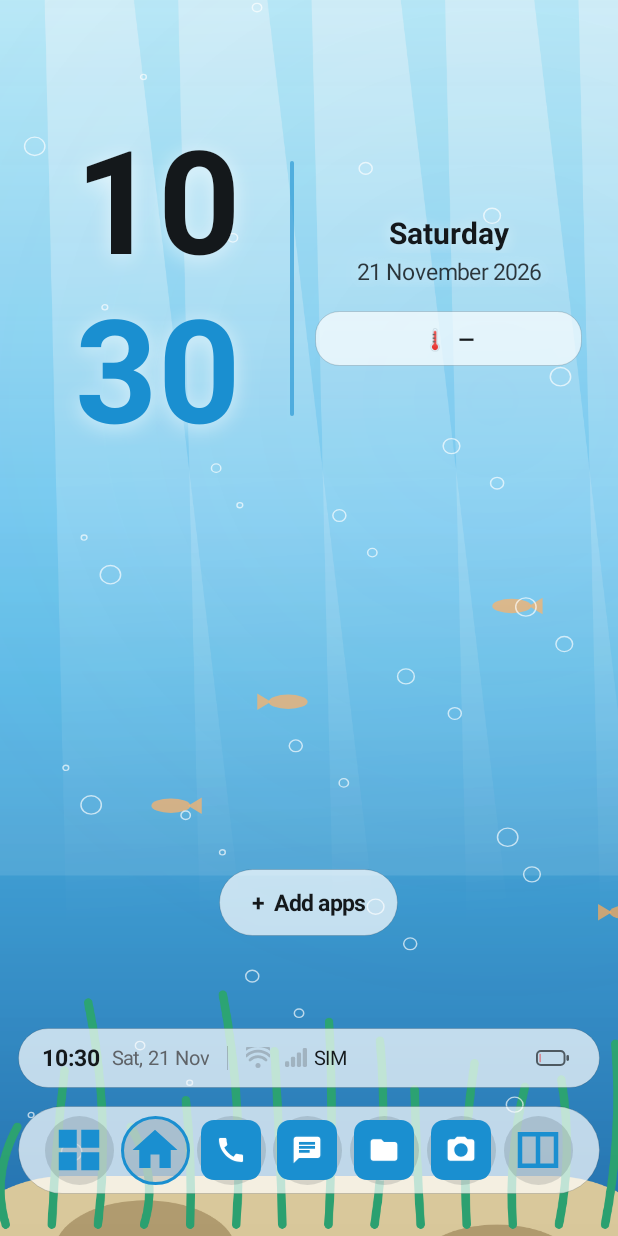
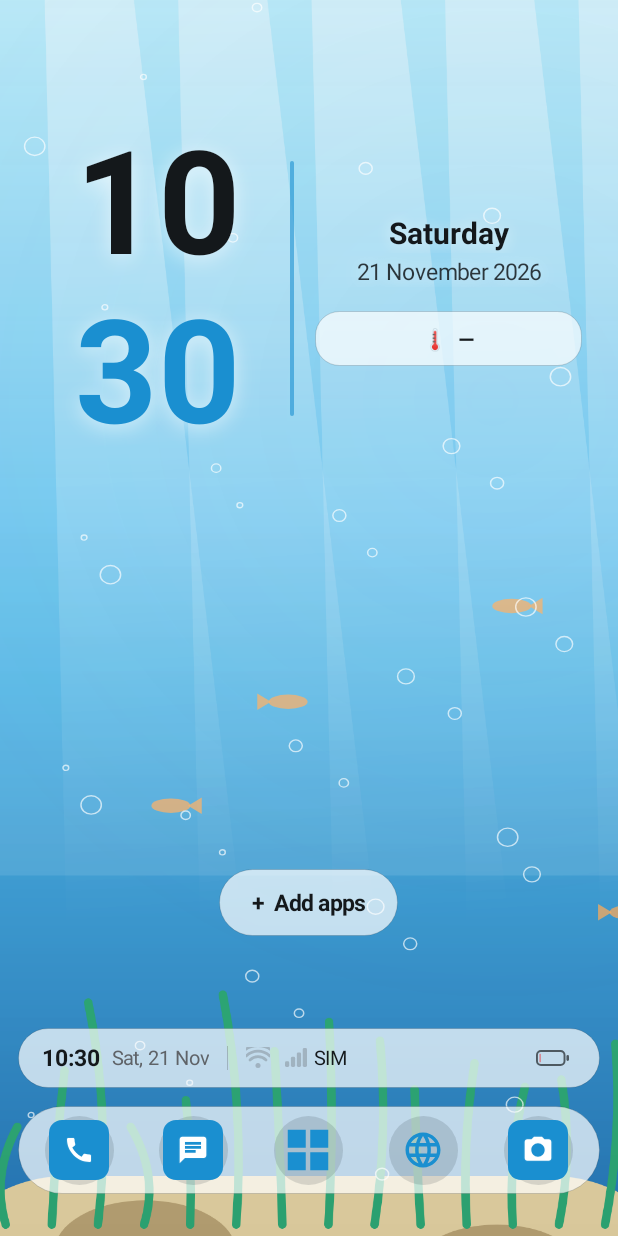
Before and after one commit to ffight763-glitch/aos, an Android app: the HomeActivity screen opened directly, with no data from a screen before it, on a phone screen of 412 x 824 dp. Run offline under Robolectric (Android 15) with nearby library versions, the phone set to English and light mode, and no system bars; network calls fail; pictures from the network do not load; 8 statements that could not run were skipped.

Commit message:
App drawer as a bottom sheet (handle drag, dim, blur); dock trimmed to five buttons
Co-Authored-By: Claude Opus 5.5 <noreply@anthropic.com>
Claude-Session: https://claude.ai/code/session_01AaraZZzzfkkxBBL7Vxfi1X

```diff
--- a/app/src/main/java/org/anthezis/launcher/Drawer.kt
+++ b/app/src/main/java/org/anthezis/launcher/Drawer.kt
@@ -178,12 +178,85 @@ class AppDrawer(
 
     private val column: LinearLayout = LinearLayout(act).apply {
         orientation = LinearLayout.VERTICAL
-        setPadding(dp(12), dp(44), dp(12), dp(12))
+        setPadding(dp(12), 0, dp(12), dp(12))
+    }
+
+    // ---- Bottom sheet: the drawer slides up from the bottom over a dimmed home, with a grab handle on top. ----
+    // Tap the dimmed strip above it, drag the handle down, or swipe down on the list at its top to close it.
+
+    /** The dim layer over the home screen; a tap on it closes the drawer. */
+    private val scrim = View(act).apply {
+        setBackgroundColor(0x8C000000.toInt())
+        setOnClickListener { onClose() }
+    }
+
+    /** Grab handle: a short bar the sheet can be dragged down by (it follows the finger). */
+    private val handle = FrameLayout(act).apply {
+        addView(View(act).apply { background = act.shape((p.sub and 0xFFFFFF) or 0x99000000.toInt(), 3) },
+            FrameLayout.LayoutParams(dp(42), dp(5), Gravity.CENTER))
+        contentDescription = "Drag down to close"
+    }
+
+    /** The sheet itself: rounded top corners, nearly opaque so the home never ghosts through the app icons. */
+    private val sheet: FrameLayout = FrameLayout(act).apply {
+        val r = dp(30).toFloat()
+        background = android.graphics.drawable.GradientDrawable().apply {
+            setColor((p.bg and 0xFFFFFF) or 0xF2000000.toInt())
+            cornerRadii = floatArrayOf(r, r, r, r, 0f, 0f, 0f, 0f)
+            setStroke(dp(1), p.stroke)
+        }
+        clipToOutline = true; elevation = dp(16).toFloat()
+        addView(LinearLayout(act).apply {
+            orientation = LinearLayout.VERTICAL
+            addView(handle, LinearLayout.LayoutParams(-1, dp(26)))
+            addView(column, LinearLayout.LayoutParams(-1, 0, 1f))
+        }, FrameLayout.LayoutParams(-1, -1))
     }
 
     val view: FrameLayout = FrameLayout(act).apply {
-        setBackgroundColor(p.glassScreen)
-        addView(column, FrameLayout.LayoutParams(-1, -1))
+        addView(scrim, FrameLayout.LayoutParams(-1, -1))
+        // A strip of the home stays visible above the sheet (status bar + a peek), so it reads as a sheet, not a new screen.
+        addView(sheet, FrameLayout.LayoutParams(-1, -1).apply { topMargin = dp(64) })
+    }
+
+    private fun sheetTravel() = (if (sheet.height > 0) sheet.height else act.resources.displayMetrics.heightPixels).toFloat()
+
+    /** Slide the sheet up from below the screen and fade the dim in. */
+    fun slideIn(duration: Long, interpolator: android.animation.TimeInterpolator) {
+        sheet.animate().cancel(); scrim.animate().cancel()
+        sheet.translationY = sheetTravel(); scrim.alpha = 0f
+        sheet.animate().translationY(0f).setDuration(duration).setInterpolator(interpolator).start()
+        scrim.animate().alpha(1f).setDuration(duration).start()
+    }
+
+    /** Slide the sheet back down (from wherever a drag left it) and fade the dim out; [end] runs when it is gone. */
+    fun slideOut(duration: Long, end: () -> Unit) {
+        sheet.animate().cancel(); scrim.animate().cancel()
+        val left = (1f - sheet.translationY / sheetTravel()).coerceIn(0.25f, 1f)
+        sheet.animate().translationY(sheetTravel()).setDuration((duration * left).toLong())
+            .setInterpolator(android.view.animation.AccelerateInterpolator(1.4f)).withEndAction(end).start()
+        scrim.animate().alpha(0f).setDuration((duration * left).toLong()).start()
+    }
+
+    init {
+        // Dragging the handle moves the sheet with the finger; let go past a quarter of its height (or flick down) to close.
+        var y0 = 0f; var t0 = 0L
+        handle.setOnTouchListener { _, e ->
+            when (e.actionMasked) {
+                android.view.MotionEvent.ACTION_DOWN -> { y0 = e.rawY; t0 = e.eventTime; sheet.animate().cancel() }
+                android.view.MotionEvent.ACTION_MOVE -> {
+                    val d = (e.rawY - y0).coerceAtLeast(0f)
+                    sheet.translationY = d; scrim.alpha = 1f - (d / sheetTravel()).coerceIn(0f, 1f)
+                }
+                android.view.MotionEvent.ACTION_UP, android.view.MotionEvent.ACTION_CANCEL -> {
+                    val d = e.rawY - y0
+                    val fast = d > dp(40) && d / ((e.eventTime - t0).coerceAtLeast(1)) > 0.9f   // px per ms
+                    if (d > sheetTravel() * 0.25f || fast) onClose()
+                    else { sheet.animate().translationY(0f).setDuration(220).setInterpolator(android.view.animation.DecelerateInterpolator()).start(); scrim.animate().alpha(1f).setDuration(220).start() }
+                }
+            }
+            true
+        }
     }
 
     /**
@@ -265,7 +338,7 @@ class AppDrawer(
         column.addView(railBar, LinearLayout.LayoutParams(-1, dp(54)).apply { topMargin = dp(8) })
         column.addView(body, LinearLayout.LayoutParams(-1, 0, 1f).apply { topMargin = dp(6) })
 
-        view.addView(ImageView(act).apply {
+        sheet.addView(ImageView(act).apply {
             setImageResource(R.drawable.ic_boost); setColorFilter(p.onAccent)
             background = act.circle(p.accent); setPadding(dp(16), dp(16), dp(16), dp(16)); elevation = dp(6).toFloat()
             contentDescription = "Close background apps"
--- a/app/src/main/java/org/anthezis/launcher/HomeActivity.kt
+++ b/app/src/main/java/org/anthezis/launcher/HomeActivity.kt
@@ -394,18 +394,16 @@ class HomeActivity : Activity() {
 
     private fun openDrawer() {
         sceneFx?.stop()   // the drawer covers the scene: no need to draw it
-        homeLayers(0f)
-        wallpaperFx(true)
-        drawer.alpha = 0f; drawer.translationY = dp(40).toFloat(); drawer.visibility = View.VISIBLE
-        drawer.animate().alpha(1f).translationY(0f).setDuration(if (Fx.on(this, "spring")) Fx.dur(420) else Motion.NORMAL).setInterpolator(Fx.settle(this)).start()
+        // Bottom sheet: the home stays behind it, blurred (Blur & Glass on) and dimmed; the sheet slides up over it.
+        blurHome(true)
+        drawer.animate().cancel(); drawer.alpha = 1f; drawer.translationY = 0f; drawer.visibility = View.VISIBLE
+        appDrawer.slideIn(Fx.dur(if (Fx.on(this, "spring")) 460L else 340L), Fx.settle(this))
     }
 
     private fun closeDrawer() {
         sceneFx?.start()
-        homeLayers(1f)
-        wallpaperFx(false)
-        drawer.animate().alpha(0f).translationY(dp(40).toFloat()).setDuration(Motion.FAST).setInterpolator(Motion.easeOut)
-            .withEndAction { drawer.visibility = View.GONE }.start()
+        blurHome(false)
+        appDrawer.slideOut(Fx.dur(260L)) { drawer.visibility = View.GONE }
     }
 
     private val wallpapers = AosStyles.all.map { it.id to "AOS ${it.name}" }
@@ -3636,40 +3634,36 @@ class HomeActivity : Activity() {
             if (bar.childCount > 0) bar.addView(View(this), if (compact) LinearLayout.LayoutParams(dp(4), 1) else LinearLayout.LayoutParams(0, 1, 1f))
             bar.addView(cell, LinearLayout.LayoutParams(dp(cellDp), dp(cellDp)))
         }
-        slot(ImageView(this).apply { setImageResource(R.drawable.ic_start); setColorFilter(p.accent); setPadding(dp(2), dp(2), dp(2), dp(2)) }) {
-            openDrawer()
-        }
-        // Desktop button: straight back to the main desktop (other desktops have their own way back, no picker menu).
-        deskIcon = ImageView(this).apply { setColorFilter(p.accent); setPadding(dp(2), dp(2), dp(2), dp(2)) }
-        paintDesk()
-        slot(deskIcon!!) { if (shownPage == feedOffset) switchDesk(0) else goDesk(0) }
-        paintDesk()   // the button's circle exists only now, so paint it again
-        for (key in listOf("dialer", "messaging", "documentsui", "chrome", "camera")) {
-            val own = key == "dialer" || key == "messaging" || key == "camera" || key == "documentsui"   // AOS Files replaces the system one
-            val ri = apps.firstOrNull { it.activityInfo.packageName.contains(key, true) }
-            if (!own && ri == null) continue
-            lateinit var iv: ImageView
-            iv = ImageView(this).apply {
-                if (own) {
-                    // Our own Phone and Messages apps, drawn as an accent tile with a white glyph.
-                    val glyph = getDrawable(when (key) { "dialer" -> R.drawable.ic_phone; "camera" -> R.drawable.ic_camera; "documentsui" -> R.drawable.ic_folder; else -> R.drawable.ic_chat })!!
-                        .mutate().also { it.setTint(p.onAccent) }
-                    setImageDrawable(android.graphics.drawable.LayerDrawable(arrayOf(shape(p.accent, 10), android.graphics.drawable.InsetDrawable(glyph, 0.24f))))
-                } else setImageDrawable(AosIcons.themed(this@HomeActivity, ri!!.loadIcon(packageManager), p, 34))
-            }
-            slot(iv) {
-                when (key) {
-                    "dialer" -> startActivity(Intent(this, PhoneActivity::class.java))
-                    "messaging" -> startActivity(Intent(this, MessagesActivity::class.java))
-                    "camera" -> startActivity(Intent(this, CameraActivity::class.java))
-                    "documentsui" -> startActivity(Intent(this, FilesActivity::class.java))
-                    else -> launch(ri!!, from = iv)
-                }
-            }
-        }
+        // A calm dock: five buttons, Start in the middle. The main desktop is the system Home button, Files lives in the
+        // app drawer, and split screen is a long-press on Start (its icon shows a close mark while split is on).
+        fun ownApp(key: String) {
+            val glyph = getDrawable(when (key) { "dialer" -> R.drawable.ic_phone; "camera" -> R.drawable.ic_camera; else -> R.drawable.ic_chat })!!
+                .mutate().also { it.setTint(p.onAccent) }
+            slot(ImageView(this).apply {
+                setImageDrawable(android.graphics.drawable.LayerDrawable(arrayOf(shape(p.accent, 10), android.graphics.drawable.InsetDrawable(glyph, 0.24f))))
+            }) {
+                startActivity(Intent(this, when (key) { "dialer" -> PhoneActivity::class.java; "camera" -> CameraActivity::class.java; else -> MessagesActivity::class.java }))
+            }
+        }
+        ownApp("dialer"); ownApp("messaging")
         splitIcon = ImageView(this).apply { setColorFilter(p.accent); setPadding(dp(2), dp(2), dp(2), dp(2)) }
         updateSplitIcon()
-        slot(splitIcon) { if (splitActive) exitSplit() else pickSplit() }
+        // The Start button itself: opens the drawer; while split screen is on it shows ✕ and a tap ends the split.
+        slot(splitIcon) { if (splitActive) exitSplit() else openDrawer() }
+        (bar.getChildAt(bar.childCount - 1) as? View)?.setOnLongClickListener {
+            it.performHapticFeedback(android.view.HapticFeedbackConstants.LONG_PRESS)
+            if (splitActive) exitSplit() else pickSplit(); true
+        }
+        // Browser: the phone's own (Chrome or any other), AOS Browser when there is none.
+        val browser = apps.firstOrNull { it.activityInfo.packageName.contains("chrome", true) }
+        if (browser != null) {
+            lateinit var iv: ImageView
+            iv = ImageView(this).apply { setImageDrawable(AosIcons.themed(this@HomeActivity, browser.loadIcon(packageManager), p, 34)) }
+            slot(iv) { launch(browser, from = iv) }
+        } else slot(ImageView(this).apply { setImageResource(R.drawable.ic_language); setColorFilter(p.accent); setPadding(dp(6), dp(6), dp(6), dp(6)) }) {
+            startActivity(Intent(this, BrowserActivity::class.java))
+        }
+        ownApp("camera")
         // Semicircle dock: the same buttons, spread along the arc of a glass half-disc.
         var arc: SemiDock? = null
         if (semi) {
@@ -3725,7 +3719,7 @@ class HomeActivity : Activity() {
     private fun phoneGlyph() =getDrawable(R.drawable.ic_phone)!!.mutate().also { it.setTint(p.onAccent) }
 
     private fun updateSplitIcon() {
-        splitIcon.setImageResource(if (splitActive) R.drawable.ic_close else R.drawable.ic_split)
+        splitIcon.setImageResource(if (splitActive) R.drawable.ic_close else R.drawable.ic_start)
     }
 
     /** Split screen: choose two apps; the first fills the top, the second is launched next to it. */
```
